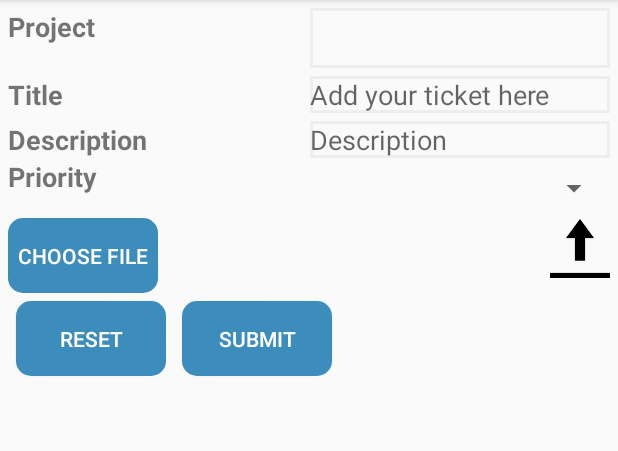
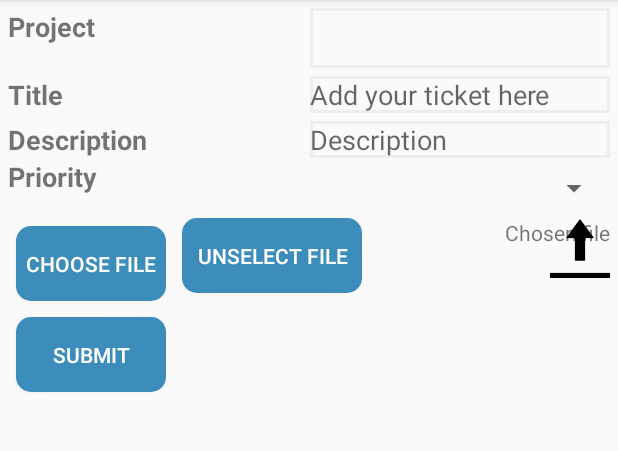
Before and after one commit to myphoneme/Ticketing, an Android app: the fragment TicketCreateFragment shown on its own in the app's theme, on a phone screen of 412 x 824 dp, the part 84-535 px from its top. Run offline under Robolectric (Android 15) with nearby library versions, the phone set to English and light mode, and no system bars; libraries missing offline, so code that uses them is left out: com.facebook.drawee; plain views replace SimpleDraweeView; 4 statements that could not run were skipped.

Commit message:
Basic working now. ticket upload working

```diff
--- a/app/src/main/java/com/phoneme/ticketing/ui/ticketing/fragments/TicketCreateFragment.java
+++ b/app/src/main/java/com/phoneme/ticketing/ui/ticketing/fragments/TicketCreateFragment.java
@@ -26,6 +26,7 @@ import android.widget.RadioButton;
 import android.widget.RadioGroup;
 import android.widget.ScrollView;
 import android.widget.Spinner;
+import android.widget.TextView;
 import android.widget.Toast;
 
 import androidx.annotation.NonNull;
@@ -72,11 +73,12 @@ public class TicketCreateFragment extends Fragment implements AdapterView.OnItem
     private SimpleDraweeView iconUpload;
     private Uri outputUri;
     //private TextView ;
-    private Button Submit,clicktochooseFile;
+    private Button Submit,clicktochooseFile,unselectFile;
     private EditText ticketDescription,ticketTitle;
     private LinearLayout scrollView;
     private RadioGroup radioGroupUserAllocate;
     private Intent intent;
+    private TextView chosenFileName;
     File file;
     private boolean imageSelected = false;
     public View onCreateView(@NonNull LayoutInflater inflater, ViewGroup container, Bundle savedInstanceState){
@@ -99,6 +101,15 @@ public class TicketCreateFragment extends Fragment implements AdapterView.OnItem
         ticket_priority_spinner=(Spinner)view.findViewById(R.id.ticket_priority_spinner);
         Submit =(Button)view.findViewById(R.id.submit);
         clicktochooseFile=(Button)view.findViewById(R.id.clicktochoosefile);
+        chosenFileName=(TextView)view.findViewById(R.id.chosenfilename);
+        unselectFile=(Button)view.findViewById(R.id.unselectfile);
+        unselectFile.setOnClickListener(new View.OnClickListener() {
+            @Override
+            public void onClick(View view) {
+                imageSelected=false;
+                chosenFileName.setText("");
+            }
+        });
         ticketTitle.setOnClickListener(new View.OnClickListener() {
             @Override
             public void onClick(View view) {
@@ -129,7 +140,7 @@ public class TicketCreateFragment extends Fragment implements AdapterView.OnItem
                 }
             });
         }
-
+        iconUpload.setVisibility(View.GONE);//To be completely removed in future
         iconUpload.setOnClickListener(new View.OnClickListener() {
             @Override
             public void onClick(View view) {
@@ -435,6 +446,7 @@ public class TicketCreateFragment extends Fragment implements AdapterView.OnItem
                     //file=new File(result.getData().getPath().toString());
                     file=new File(PathHolder);
                     imageSelected = true;
+                    chosenFileName.setText(file.getName());
                     Toast.makeText(getContext(), "filename="+file.getName() , Toast.LENGTH_LONG).show();
 
                 }
--- a/app/src/main/res/layout/fragment_ticket_add.xml
+++ b/app/src/main/res/layout/fragment_ticket_add.xml
@@ -106,12 +106,29 @@
         <Button
             android:background="@drawable/button_bg_rounded_corners"
             android:id="@+id/clicktochoosefile"
+            android:layout_margin="5dp"
             android:layout_width="100dp"
             android:layout_height="50dp"
             android:text="Choose File"
             android:layout_alignParentLeft="true"
             android:textColor="@color/text_white"
             />
+        <Button
+            android:layout_marginLeft="5dp"
+            android:background="@drawable/button_bg_rounded_corners"
+            android:id="@+id/unselectfile"
+            android:layout_width="120dp"
+            android:layout_height="50dp"
+            android:text="Unselect file"
+            android:layout_toRightOf="@+id/clicktochoosefile"
+            android:textColor="@color/text_white"
+            />
+        <TextView
+            android:layout_alignParentRight="true"
+            android:id="@+id/chosenfilename"
+            android:layout_width="wrap_content"
+            android:layout_height="wrap_content"
+            android:text="Chosen file"/>
         <com.facebook.drawee.view.SimpleDraweeView
             android:id="@+id/upload_icon"
             android:layout_alignParentRight="true"
@@ -125,6 +142,7 @@
         android:layout_height="match_parent"
         android:orientation="horizontal">
         <Button
+            android:visibility="gone"
             android:id="@+id/reset"
             android:background="@drawable/button_bg_rounded_corners"
             android:layout_width="100dp"
```
